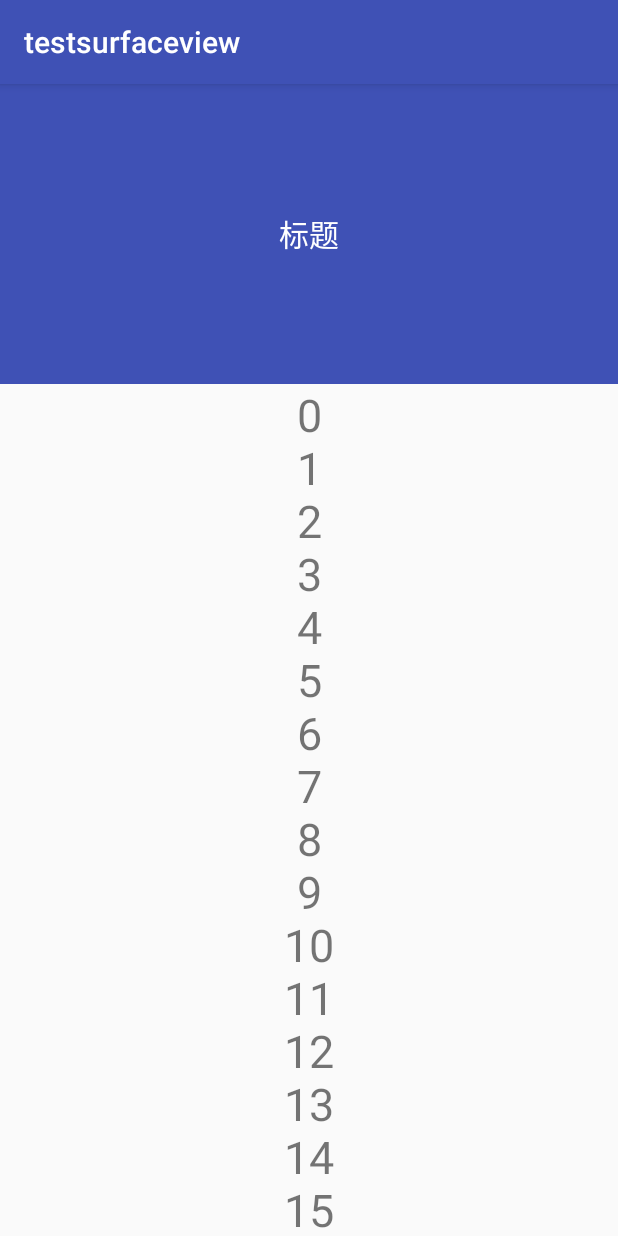
After one commit to xiayu98020214/customView, an Android app: the CoordinateLayoutActivity screen opened directly, with no data from a screen before it, on a phone screen of 412 x 824 dp. The commit adds this screen. Run offline under Robolectric (Android 15) with nearby library versions, the phone set to English and light mode, and no system bars.

Commit message:
CoordinateLayout

```diff
--- a/app/build.gradle
+++ b/app/build.gradle
@@ -26,6 +26,7 @@ dependencies {
     })
     compile 'com.android.support:appcompat-v7:25.3.1'
     compile 'com.android.support:recyclerview-v7:25.3.1'
+    compile 'com.android.support:design:25.3.1'
     compile 'com.android.support.constraint:constraint-layout:1.0.2'
     testCompile 'junit:junit:4.12'
 }
--- a/app/src/main/AndroidManifest.xml
+++ b/app/src/main/AndroidManifest.xml
@@ -1,6 +1,6 @@
 <?xml version="1.0" encoding="utf-8"?>
 <manifest xmlns:android="http://schemas.android.com/apk/res/android"
-    package="com.coinvs.testsurfaceview">
+          package="com.coinvs.testsurfaceview">
 
     <application
         android:allowBackup="true"
@@ -11,28 +11,23 @@
         android:theme="@style/AppTheme">
         <activity android:name=".MainActivity">
             <intent-filter>
-                <action android:name="android.intent.action.MAIN" />
+                <action android:name="android.intent.action.MAIN"/>
 
-                <category android:name="android.intent.category.LAUNCHER" />
+                <category android:name="android.intent.category.LAUNCHER"/>
             </intent-filter>
         </activity>
-
         <activity android:name=".ShowActivity1">
-
         </activity>
-
         <activity android:name=".showActivity2">
         </activity>
-
         <activity android:name=".show712">
         </activity>
-
         <activity android:name=".BezierActivity">
         </activity>
-
         <activity android:name=".AnimationActivity">
         </activity>
-
+        <activity android:name=".CoordinateLayoutActivity">
+        </activity>
     </application>
 
 </manifest>
--- /dev/null
+++ b/app/src/main/java/com/coinvs/testsurfaceview/CoordinateLayoutActivity.java
@@ -0,0 +1,20 @@
+package com.coinvs.testsurfaceview;
+
+import android.support.v7.app.AppCompatActivity;
+import android.os.Bundle;
+import android.widget.TextView;
+
+public class CoordinateLayoutActivity extends AppCompatActivity {
+
+    @Override
+    protected void onCreate(Bundle savedInstanceState) {
+        super.onCreate(savedInstanceState);
+        setContentView(R.layout.activity_coordinate_layout);
+        TextView tv = (TextView)findViewById(R.id.tv);
+        String content = "";
+        for(int i = 0 ;i < 20; i++){
+            content = content + i + "\n";
+        }
+        tv.setText(content);
+    }
+}
--- a/app/src/main/java/com/coinvs/testsurfaceview/MainActivity.java
+++ b/app/src/main/java/com/coinvs/testsurfaceview/MainActivity.java
@@ -54,6 +54,7 @@ public class MainActivity extends AppCompatActivity {
         mDataInfos.add(new DataInfo("show712",show712.class));
         mDataInfos.add(new DataInfo("贝塞尔",BezierActivity.class));
         mDataInfos.add(new DataInfo("动画",AnimationActivity.class));
+        mDataInfos.add(new DataInfo("CoordinateLayout",CoordinateLayoutActivity.class));
 
 
 
--- /dev/null
+++ b/app/src/main/res/layout/activity_coordinate_layout.xml
@@ -0,0 +1,38 @@
+<?xml version="1.0" encoding="utf-8"?>
+<android.support.design.widget.CoordinatorLayout
+    xmlns:android="http://schemas.android.com/apk/res/android"
+    xmlns:app="http://schemas.android.com/apk/res-auto"
+    android:orientation="vertical"
+    android:layout_width="match_parent"
+    android:layout_height="match_parent">
+    <android.support.design.widget.AppBarLayout
+        android:layout_width="match_parent"
+        android:layout_height="wrap_content">
+        <TextView
+            android:layout_width="match_parent"
+            android:layout_height="200dp"
+            android:minHeight="56dp"
+            android:text="标题"
+            android:textSize="20sp"
+            android:gravity="center"
+            android:paddingTop="10dp"
+            android:paddingBottom="10dp"
+            android:textColor="@android:color/white"
+            android:background="@color/colorPrimary"
+            app:layout_scrollFlags="scroll|enterAlways|enterAlwaysCollapsed"/>
+    </android.support.design.widget.AppBarLayout>
+
+    <android.support.v4.widget.NestedScrollView
+        android:id="@+id/scrollView"
+        android:layout_width="match_parent"
+        android:layout_height="match_parent"
+        app:layout_behavior="@string/appbar_scrolling_view_behavior">
+        <TextView
+            android:id="@+id/tv"
+            android:layout_width="match_parent"
+            android:layout_height="match_parent"
+            android:textSize="30sp"
+            android:text="1 \n 2 \n"
+            android:gravity="center_horizontal"/>
+    </android.support.v4.widget.NestedScrollView>
+</android.support.design.widget.CoordinatorLayout>
--- a/build.gradle
+++ b/build.gradle
@@ -5,7 +5,7 @@ buildscript {
         jcenter()
     }
     dependencies {
-        classpath 'com.android.tools.build:gradle:2.3.2'
+        classpath 'com.android.tools.build:gradle:2.3.3'
 
         // NOTE: Do not place your application dependencies here; they belong
         // in the individual module build.gradle files
```
